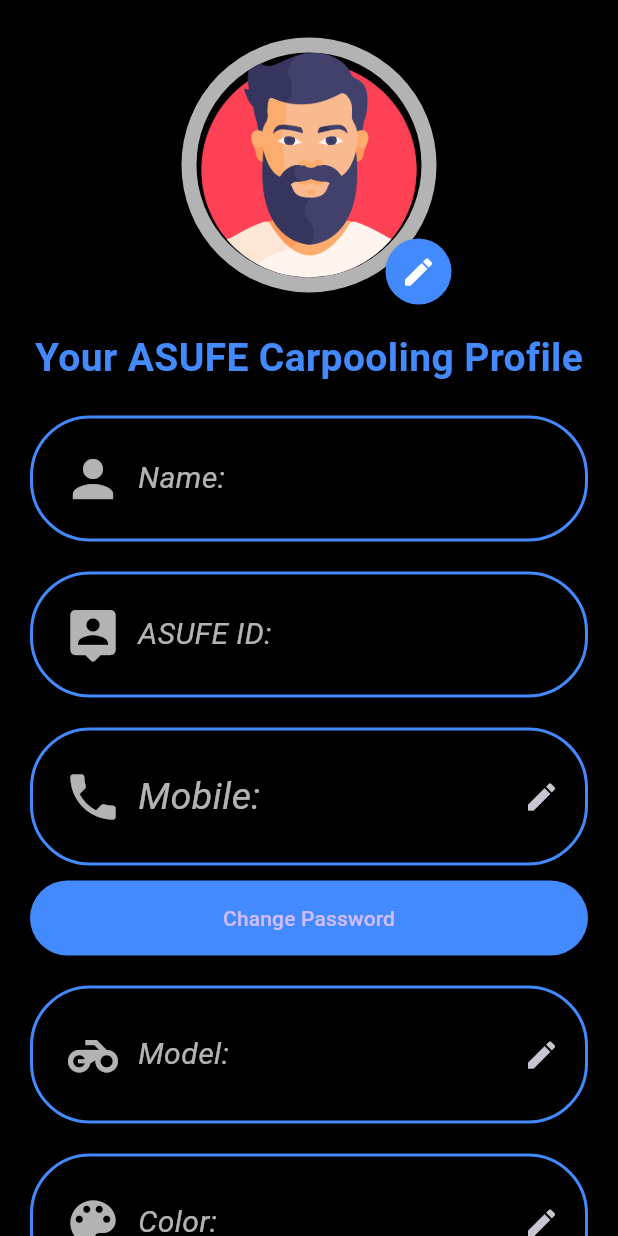
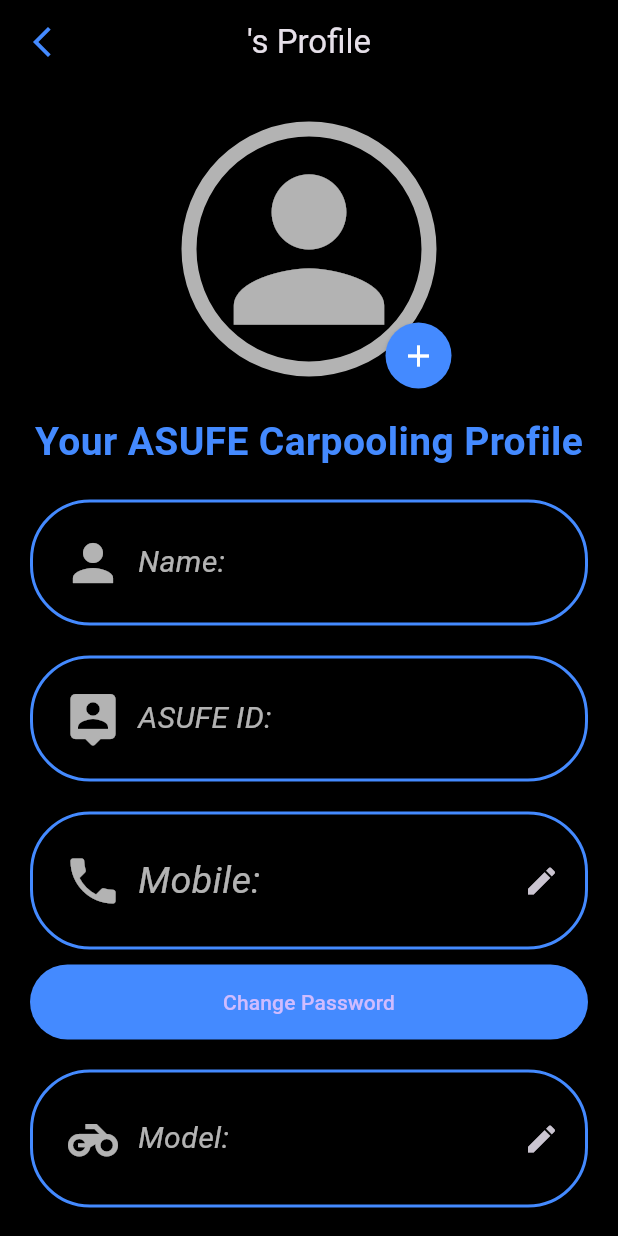
Before and after one commit to youssefg7/CarpoolingDriver, a Flutter app: the ProfilePage screen opened by its route, on a phone screen of 412 x 824 dp. Run offline on Flutter 3.47's test engine with Material 3 defaults, Android fonts, the phone set to English and light mode, and no system bars; drawn by our look-alikes of badges; our stand-ins replace cloud_firestore, connectivity_plus, firebase_auth, firebase_core, firebase_storage, fluttertoast and 9 more; missing offline and left inert: flex_color_picker, flutter_phone_direct_caller, flutter_polyline_points; accounts and stored records are empty.

Commit message:
Final UI retouches

```diff
--- a/lib/pages/home_page.dart
+++ b/lib/pages/home_page.dart
@@ -243,14 +243,14 @@ class _HomePageState extends State<HomePage> {
     DateTime initialDay;
     if (rideType == "toASU") {
       if (DateTime.now().isAfter(DateTime(DateTime.now().year,
-          DateTime.now().month, DateTime.now().day, 23, 30))) {
+          DateTime.now().month, DateTime.now().day, 22, 00))) {
         initialDay = DateTime(now.year, now.month, now.day + 2);
       } else {
         initialDay = DateTime(now.year, now.month, now.day + 1);
       }
     } else {
       if (DateTime.now().isAfter(DateTime(DateTime.now().year,
-          DateTime.now().month, DateTime.now().day, 16, 30))) {
+          DateTime.now().month, DateTime.now().day, 13, 00))) {
         initialDay = DateTime(now.year, now.month, now.day + 1);
       } else {
         initialDay = now;
@@ -260,7 +260,7 @@ class _HomePageState extends State<HomePage> {
       context: context,
       initialDate: initialDay,
       firstDate: initialDay,
-      lastDate: DateTime(DateTime.now().year + 1),
+      lastDate: DateTime.now().add(const Duration(days: 365)),
       builder: (BuildContext context, Widget? child) {
         return Theme(
           data: ThemeData.dark(),
@@ -572,7 +572,7 @@ class _HomePageState extends State<HomePage> {
                   right: 0,
                   child: Container(
                     width: MediaQuery.of(context).size.width,
-                    height: 122,
+                    height: MediaQuery.of(context).size.height * 0.15,
                     color: Colors.black,
                     child: Column(children: [
                       const SizedBox(
--- a/lib/pages/profile_page.dart
+++ b/lib/pages/profile_page.dart
@@ -344,6 +344,19 @@ class _ProfilePageState extends State<ProfilePage> {
     return GestureDetector(
       onTap: () => FocusManager.instance.primaryFocus?.unfocus(),
       child: Scaffold(
+        appBar: AppBar(
+          title: Text("${user.username.split(" ")[0]}'s Profile"),
+          centerTitle: true,
+          backgroundColor: Colors.transparent,
+          elevation: 0,
+          leading: IconButton(
+            icon: const Icon(Icons.arrow_back_ios_new),
+            color: Colors.blueAccent,
+            onPressed: () {
+              Navigator.pushReplacementNamed(context, '/home');
+            },
+          ),
+        ),
         body: ListView(children: [
           Column(
             children: [
@@ -363,8 +376,11 @@ class _ProfilePageState extends State<ProfilePage> {
                       padding: EdgeInsets.all(10),
                       shape: Badge.BadgeShape.circle,
                     ),
-                    badgeContent: const Icon(
-                      Icons.edit,
+                    badgeContent: Icon(
+                      (user.profilePicture != null &&
+                          user.profilePicture != '')?
+                      Icons.edit
+                          :Icons.add,
                       color: Colors.white,
                     ),
                     child: Container(
@@ -377,14 +393,19 @@ class _ProfilePageState extends State<ProfilePage> {
                         ),
                       ),
                       child: ClipOval(
-                        child: Image(
-                          image: (user.profilePicture != null && user.profilePicture != '')
-                              ? NetworkImage(user.profilePicture!)
-                              : const AssetImage("assets/images/avatarman.png") as ImageProvider,
+                        child: (user.profilePicture != null &&
+                            user.profilePicture != '')?
+                        Image(
+                          image: NetworkImage(user.profilePicture!),
                           height: 150,
                           width: 150,
                           fit: BoxFit.cover,
-                        ),
+                        ):
+                        const Icon(
+                          Icons.person,
+                          color: Colors.white70,
+                          size: 150,)
+                        ,
                       ),
                     ),
                   ),
```
Also changed, not shown: pubspec.lock.
